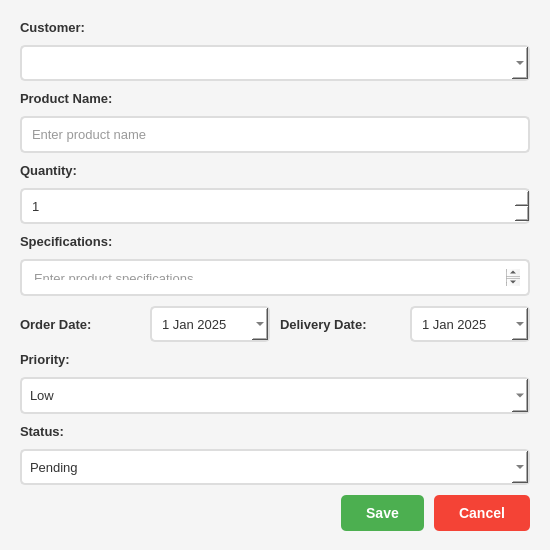
Old version of the form ui/order_dialog.ui in the repository SmitProgrammer/TrackMill.
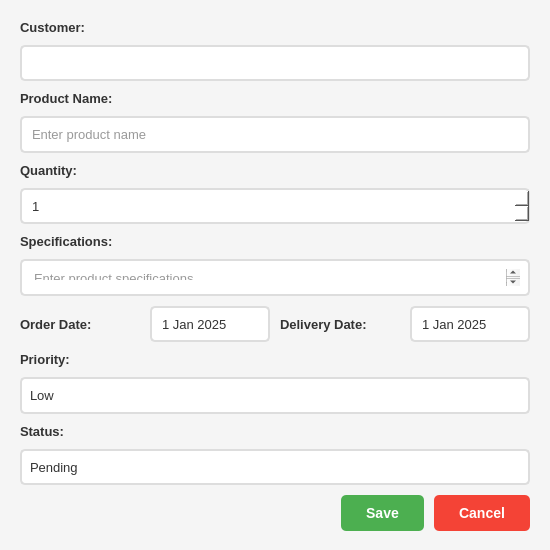
New version of the form.

Patch:
```diff
--- a/ui/order_dialog.ui
+++ b/ui/order_dialog.ui
@@ -36,7 +36,7 @@
     font-weight: bold;
 }
 
-QLineEdit, QTextEdit, QComboBox, QSpinBox, QDateEdit {
+QLineEdit, QTextEdit, QSpinBox, QDoubleSpinBox {
     padding: 8px;
     border: 2px solid #ddd;
     border-radius: 5px;
@@ -49,6 +49,100 @@
     border: 2px solid #2196F3;
 }
 
+QComboBox {
+    padding: 8px;
+    border: 2px solid #ddd;
+    border-radius: 5px;
+    font-size: 13px;
+    background-color: white;
+    color: #333;
+}
+
+QComboBox:focus {
+    border: 2px solid #2196F3;
+}
+
+QComboBox::drop-down {
+    border: none;
+    width: 30px;
+}
+
+QComboBox::down-arrow {
+    image: none;
+    border-left: 5px solid transparent;
+    border-right: 5px solid transparent;
+    border-top: 5px solid #333;
+    margin-right: 10px;
+}
+
+QComboBox QAbstractItemView {
+    background-color: white;
+    color: #333;
+    selection-background-color: #2196F3;
+    selection-color: white;
+    border: 1px solid #ddd;
+}
+
+QDateEdit, QDateTimeEdit {
+    padding: 8px;
+    border: 2px solid #ddd;
+    border-radius: 5px;
+    font-size: 13px;
+    background-color: white;
+    color: #333;
+}
+
+QDateEdit:focus, QDateTimeEdit:focus {
+    border: 2px solid #2196F3;
+}
+
+QDateEdit::drop-down, QDateTimeEdit::drop-down {
+    border: none;
+    width: 30px;
+}
+
+QDateEdit::down-arrow, QDateTimeEdit::down-arrow {
+    image: none;
+    border-left: 5px solid transparent;
+    border-right: 5px solid transparent;
+    border-top: 5px solid #333;
+    margin-right: 10px;
+}
+
+QDateEdit QAbstractItemView, QDateTimeEdit QAbstractItemView {
+    background-color: white;
+    color: #333;
+    selection-background-color: #2196F3;
+    selection-color: white;
+}
+
+QCheckBox {
+    font-size: 13px;
+    color: #333;
+    spacing: 8px;
+}
+
+QCheckBox::indicator {
+    width: 20px;
+    height: 20px;
+    border: 2px solid #ddd;
+    border-radius: 3px;
+    background-color: white;
+}
+
+QCheckBox::indicator:checked {
+    background-color: #2196F3;
+    border-color: #2196F3;
+    image: none;
+}
+
+QCheckBox::indicator:checked:after {
+    content: "✓";
+    color: white;
+    font-size: 16px;
+    font-weight: bold;
+}
+
 QPushButton#btnSave {
     background-color: #4CAF50;
     color: white;
```
Left out of the diff: 2 changed lines with no effect on the pictures.
